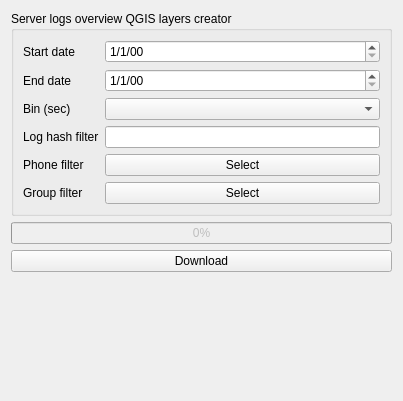
Old version of the form Azenqos/server_overview_widget.ui in the repository meritechsolutions/azenqos_qgis_plugin.
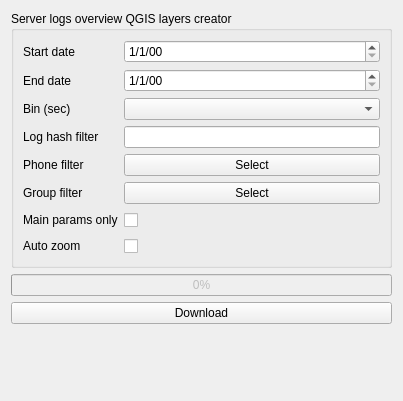
New version of the form.

Commit message: add check main param only

```diff
--- a/Azenqos/server_overview_widget.ui
+++ b/Azenqos/server_overview_widget.ui
@@ -98,6 +98,34 @@
           </property>
          </widget>
         </item>
+        <item row="6" column="0">
+         <widget class="QLabel" name="label">
+          <property name="text">
+           <string>Main params only</string>
+          </property>
+         </widget>
+        </item>
+        <item row="6" column="1">
+         <widget class="QCheckBox" name="main_params_only_checkBox">
+          <property name="text">
+           <string> </string>
+          </property>
+         </widget>
+        </item>
+        <item row="7" column="0">
+         <widget class="QLabel" name="label_7">
+          <property name="text">
+           <string>Auto zoom</string>
+          </property>
+         </widget>
+        </item>
+        <item row="7" column="1">
+         <widget class="QCheckBox" name="auto_zoom_checkBox">
+          <property name="text">
+           <string> </string>
+          </property>
+         </widget>
+        </item>
        </layout>
       </item>
      </layout>
```
The commit also changes 2 other files.
